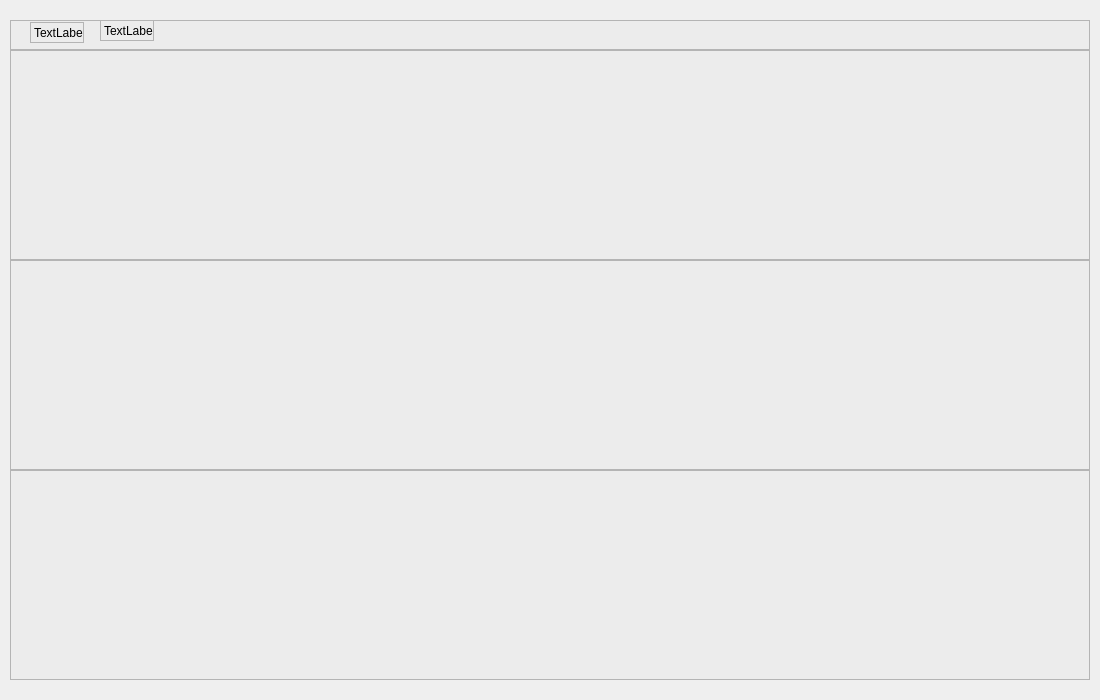
Above: UIModule/librarymanager.ui from zhangjianscc/ZMClient before the change. Below: the same form after it.
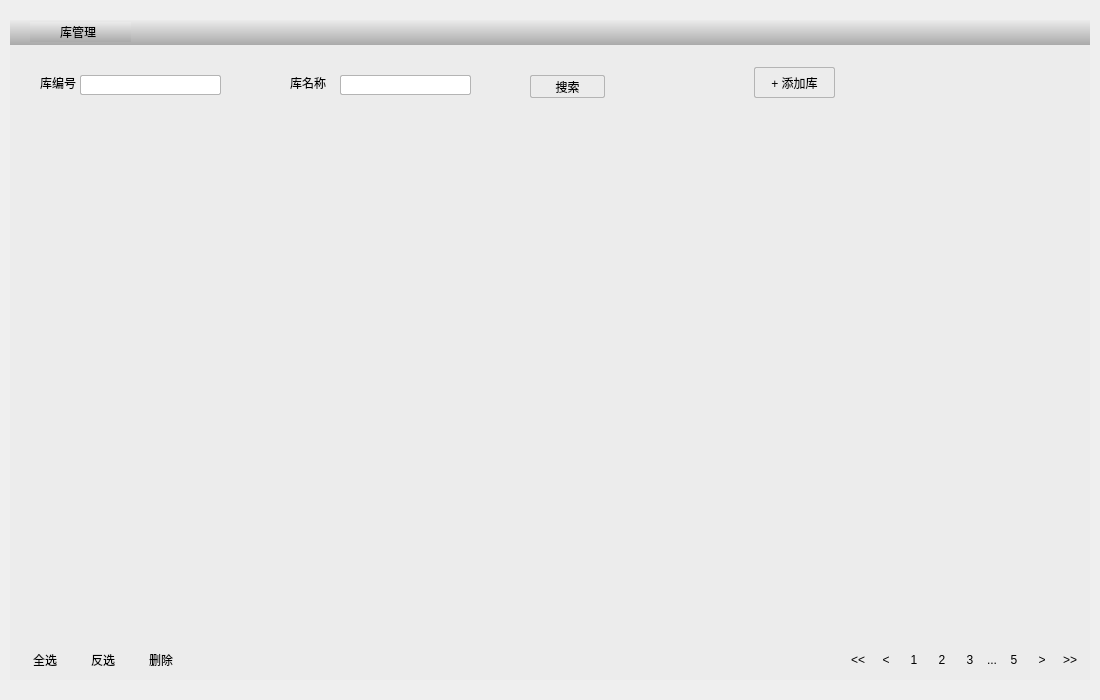
That is the form after the change. Icons and pictures are not drawn.

What changed in the file:
```diff
--- a/UIModule/librarymanager.ui
+++ b/UIModule/librarymanager.ui
@@ -32,7 +32,7 @@
    <item>
     <widget class="QWidget" name="widget" native="true">
      <property name="styleSheet">
-      <string notr="true">border:1px solid rgb(180,180,180);
+      <string notr="true">border:none;
 background:rgb(236,236,236)</string>
      </property>
      <layout class="QVBoxLayout" name="verticalLayout_2">
@@ -56,51 +56,574 @@
         <property name="minimumSize">
          <size>
           <width>0</width>
-          <height>30</height>
+          <height>25</height>
          </size>
         </property>
         <property name="maximumSize">
          <size>
           <width>16777215</width>
-          <height>30</height>
+          <height>25</height>
          </size>
         </property>
+        <property name="styleSheet">
+         <string notr="true">border-radius:0px;
+background-color: qlineargradient(spread:pad, x1:0, y1:0, x2:0, y2:1, stop:0 rgba(235, 235, 235, 255), stop:1 rgba(170, 170, 170, 255));</string>
+        </property>
         <widget class="QLabel" name="label">
          <property name="geometry">
           <rect>
            <x>20</x>
            <y>2</y>
-           <width>54</width>
-           <height>21</height>
+           <width>41</width>
+           <height>20</height>
           </rect>
          </property>
+         <property name="styleSheet">
+          <string notr="true">border:none</string>
+         </property>
          <property name="text">
-          <string>TextLabel</string>
+          <string/>
+         </property>
+         <property name="pixmap">
+          <pixmap resource="../Resouce.qrc">:/images/库管理小图标.png</pixmap>
          </property>
         </widget>
         <widget class="QLabel" name="label_2">
          <property name="geometry">
           <rect>
-           <x>90</x>
-           <y>0</y>
-           <width>54</width>
-           <height>21</height>
+           <x>50</x>
+           <y>2</y>
+           <width>71</width>
+           <height>20</height>
           </rect>
          </property>
+         <property name="styleSheet">
+          <string notr="true">border:none;
+font: 11pt &quot;黑体&quot;;</string>
+         </property>
          <property name="text">
-          <string>TextLabel</string>
+          <string>库管理</string>
          </property>
         </widget>
        </widget>
       </item>
       <item>
-       <widget class="QWidget" name="widget2" native="true"/>
+       <widget class="QWidget" name="widget2" native="true">
+        <property name="minimumSize">
+         <size>
+          <width>1080</width>
+          <height>70</height>
+         </size>
+        </property>
+        <property name="maximumSize">
+         <size>
+          <width>1080</width>
+          <height>70</height>
+         </size>
+        </property>
+        <property name="styleSheet">
+         <string notr="true">border:none</string>
+        </property>
+        <widget class="QLabel" name="label_3">
+         <property name="geometry">
+          <rect>
+           <x>30</x>
+           <y>30</y>
+           <width>41</width>
+           <height>16</height>
+          </rect>
+         </property>
+         <property name="text">
+          <string>库编号</string>
+         </property>
+        </widget>
+        <widget class="QLabel" name="label_4">
+         <property name="geometry">
+          <rect>
+           <x>280</x>
+           <y>30</y>
+           <width>41</width>
+           <height>16</height>
+          </rect>
+         </property>
+         <property name="text">
+          <string>库名称</string>
+         </property>
+        </widget>
+        <widget class="QLineEdit" name="m_editLibNumber">
+         <property name="geometry">
+          <rect>
+           <x>70</x>
+           <y>30</y>
+           <width>141</width>
+           <height>20</height>
+          </rect>
+         </property>
+         <property name="styleSheet">
+          <string notr="true">border:1px solid rgb(180,180,180);
+border-radius:2px;
+background-color:rgb(255,255,255)</string>
+         </property>
+        </widget>
+        <widget class="QLineEdit" name="m_editLibName">
+         <property name="geometry">
+          <rect>
+           <x>330</x>
+           <y>30</y>
+           <width>131</width>
+           <height>20</height>
+          </rect>
+         </property>
+         <property name="styleSheet">
+          <string notr="true">border:1px solid rgb(180,180,180);
+border-radius:2px;
+background-color:rgb(255,255,255)</string>
+         </property>
+        </widget>
+        <widget class="QPushButton" name="m_btnSearch">
+         <property name="geometry">
+          <rect>
+           <x>520</x>
+           <y>30</y>
+           <width>75</width>
+           <height>23</height>
+          </rect>
+         </property>
+         <property name="styleSheet">
+          <string notr="true">border:1px solid rgb(180,180,180);
+border-radius:2px;</string>
+         </property>
+         <property name="text">
+          <string>搜索</string>
+         </property>
+        </widget>
+        <widget class="QPushButton" name="m_btnAddLib">
+         <property name="geometry">
+          <rect>
+           <x>744</x>
+           <y>22</y>
+           <width>81</width>
+           <height>31</height>
+          </rect>
+         </property>
+         <property name="styleSheet">
+          <string notr="true">border:1px solid rgb(180,180,180);
+border-radius:2px;</string>
+         </property>
+         <property name="text">
+          <string>+ 添加库</string>
+         </property>
+        </widget>
+       </widget>
       </item>
       <item>
-       <widget class="QWidget" name="widget3" native="true"/>
+       <widget class="QTableWidget" name="m_table"/>
       </item>
       <item>
-       <widget class="QWidget" name="widget4" native="true"/>
+       <widget class="QWidget" name="widget3" native="true">
+        <property name="minimumSize">
+         <size>
+          <width>1080</width>
+          <height>40</height>
+         </size>
+        </property>
+        <property name="maximumSize">
+         <size>
+          <width>1080</width>
+          <height>40</height>
+         </size>
+        </property>
+        <property name="styleSheet">
+         <string notr="true">border:none</string>
+        </property>
+        <layout class="QHBoxLayout" name="horizontalLayout_2">
+         <property name="leftMargin">
+          <number>9</number>
+         </property>
+         <property name="topMargin">
+          <number>9</number>
+         </property>
+         <property name="rightMargin">
+          <number>9</number>
+         </property>
+         <property name="bottomMargin">
+          <number>9</number>
+         </property>
+         <item>
+          <widget class="QPushButton" name="m_btnSelectAll">
+           <property name="minimumSize">
+            <size>
+             <width>52</width>
+             <height>22</height>
+            </size>
+           </property>
+           <property name="maximumSize">
+            <size>
+             <width>52</width>
+             <height>22</height>
+            </size>
+           </property>
+           <property name="styleSheet">
+            <string notr="true">border:1px solid rgb(180,180,180);
+border-radius:2px;
+width:50;
+height:20;
+background-color: rgb(222, 222, 222);
+QPushButton{
+hover:background-color: rgb(41, 147, 207);
+pressed:background-color: rgb(41, 147, 207);
+}</string>
+           </property>
+           <property name="text">
+            <string>全选</string>
+           </property>
+          </widget>
+         </item>
+         <item>
+          <widget class="QPushButton" name="m_btnReSelectAll">
+           <property name="minimumSize">
+            <size>
+             <width>52</width>
+             <height>22</height>
+            </size>
+           </property>
+           <property name="maximumSize">
+            <size>
+             <width>52</width>
+             <height>22</height>
+            </size>
+           </property>
+           <property name="styleSheet">
+            <string notr="true">border:1px solid rgb(180,180,180);
+border-radius:2px;
+width:50;
+height:20;
+background-color: rgb(222, 222, 222);
+QPushButton{
+hover:background-color: rgb(41, 147, 207);
+pressed:background-color: rgb(41, 147, 207);
+}</string>
+           </property>
+           <property name="text">
+            <string>反选</string>
+           </property>
+          </widget>
+         </item>
+         <item>
+          <widget class="QPushButton" name="m_btnDelete">
+           <property name="minimumSize">
+            <size>
+             <width>52</width>
+             <height>22</height>
+            </size>
+           </property>
+           <property name="maximumSize">
+            <size>
+             <width>52</width>
+             <height>22</height>
+            </size>
+           </property>
+           <property name="styleSheet">
+            <string notr="true">border:1px solid rgb(180,180,180);
+border-radius:2px;
+width:50;
+height:20;
+background-color: rgb(222, 222, 222);
+QPushButton{
+hover:background-color: rgb(41, 147, 207);
+pressed:background-color: rgb(41, 147, 207);
+}</string>
+           </property>
+           <property name="text">
+            <string>删除</string>
+           </property>
+          </widget>
+         </item>
+         <item>
+          <spacer name="horizontalSpacer">
+           <property name="orientation">
+            <enum>Qt::Horizontal</enum>
+           </property>
+           <property name="sizeHint" stdset="0">
+            <size>
+             <width>625</width>
+             <height>20</height>
+            </size>
+           </property>
+          </spacer>
+         </item>
+         <item>
+          <widget class="QPushButton" name="m_btnPageFirst">
+           <property name="minimumSize">
+            <size>
+             <width>22</width>
+             <height>22</height>
+            </size>
+           </property>
+           <property name="maximumSize">
+            <size>
+             <width>22</width>
+             <height>22</height>
+            </size>
+           </property>
+           <property name="styleSheet">
+            <string notr="true">border:1px solid rgb(180,180,180);
+border-radius:2px;
+width:20;
+height:20;
+background-color: rgb(222, 222, 222);
+QPushButton{
+hover:background-color: rgb(41, 147, 207);
+pressed:background-color: rgb(41, 147, 207);
+}
+</string>
+           </property>
+           <property name="text">
+            <string>&lt;&lt;</string>
+           </property>
+          </widget>
+         </item>
+         <item>
+          <widget class="QPushButton" name="m_btnPagePre">
+           <property name="minimumSize">
+            <size>
+             <width>22</width>
+             <height>22</height>
+            </size>
+           </property>
+           <property name="maximumSize">
+            <size>
+             <width>22</width>
+             <height>22</height>
+            </size>
+           </property>
+           <property name="styleSheet">
+            <string notr="true">border:1px solid rgb(180,180,180);
+border-radius:2px;
+width:20;
+height:20;
+background-color: rgb(222, 222, 222);
+QPushButton{
+hover:background-color: rgb(41, 147, 207);
+pressed:background-color: rgb(41, 147, 207);
+}</string>
+           </property>
+           <property name="text">
+            <string>&lt;</string>
+           </property>
+          </widget>
+         </item>
+         <item>
+          <widget class="QPushButton" name="m_btnPageOne">
+           <property name="minimumSize">
+            <size>
+             <width>22</width>
+             <height>22</height>
+            </size>
+           </property>
+           <property name="maximumSize">
+            <size>
+             <width>22</width>
+             <height>22</height>
+            </size>
+           </property>
+           <property name="styleSheet">
+            <string notr="true">border:1px solid rgb(180,180,180);
+border-radius:2px;
+width:20;
+height:20;
+background-color: rgb(222, 222, 222);
+QPushButton{
+hover:background-color: rgb(41, 147, 207);
+pressed:background-color: rgb(41, 147, 207);
+}</string>
+           </property>
+           <property name="text">
+            <string>1</string>
+           </property>
+           <property name="checkable">
+            <bool>true</bool>
+           </property>
+          </widget>
+         </item>
+         <item>
+          <widget class="QPushButton" name="m_btnPageTwo">
+           <property name="minimumSize">
+            <size>
+             <width>22</width>
+             <height>22</height>
+            </size>
+           </property>
+           <property name="maximumSize">
+            <size>
+             <width>22</width>
+             <height>22</height>
+            </size>
+           </property>
+           <property name="styleSheet">
+            <string notr="true">border:1px solid rgb(180,180,180);
+border-radius:2px;
+width:20;
+height:20;
+background-color: rgb(222, 222, 222);
+QPushButton{
+hover:background-color: rgb(41, 147, 207);
+pressed:background-color: rgb(41, 147, 207);
+}</string>
+           </property>
+           <property name="text">
+            <string>2</string>
+           </property>
+           <property name="checkable">
+            <bool>true</bool>
+           </property>
+          </widget>
+         </item>
+         <item>
+          <widget class="QPushButton" name="m_btnPageThree">
+           <property name="minimumSize">
+            <size>
+             <width>22</width>
+             <height>22</height>
+            </size>
+           </property>
+           <property name="maximumSize">
+            <size>
+             <width>22</width>
+             <height>22</height>
+            </size>
+           </property>
+           <property name="styleSheet">
+            <string notr="true">border:1px solid rgb(180,180,180);
+border-radius:2px;
+width:20;
+height:20;
+background-color: rgb(222, 222, 222);
+QPushButton{
+hover:background-color: rgb(41, 147, 207);
+pressed:background-color: rgb(41, 147, 207);
+}</string>
+           </property>
+           <property name="text">
+            <string>3</string>
+           </property>
+           <property name="checkable">
+            <bool>true</bool>
+           </property>
+          </widget>
+         </item>
+         <item>
+          <widget class="QLabel" name="m_labelPage">
+           <property name="styleSheet">
+            <string notr="true">font: 14pt &quot;黑体&quot;;
+border:none</string>
+           </property>
+           <property name="text">
+            <string>...</string>
+           </property>
+          </widget>
+         </item>
+         <item>
+          <widget class="QPushButton" name="m_btnPageFive">
+           <property name="minimumSize">
+            <size>
+             <width>22</width>
+             <height>22</height>
+            </size>
+           </property>
+           <property name="maximumSize">
+            <size>
+             <width>22</width>
+             <height>22</height>
+            </size>
+           </property>
+           <property name="styleSheet">
+            <string notr="true">border:1px solid rgb(180,180,180);
+border-radius:2px;
+width:20;
+height:20;
+background-color: rgb(222, 222, 222);
+QPushButton{
+hover:background-color: rgb(41, 147, 207);
+pressed:background-color: rgb(41, 147, 207);
+}</string>
+           </property>
+           <property name="text">
+            <string>5</string>
+           </property>
+           <property name="checkable">
+            <bool>true</bool>
+           </property>
+          </widget>
+         </item>
+         <item>
+          <widget class="QPushButton" name="m_btnPageNext">
+           <property name="minimumSize">
+            <size>
+             <width>22</width>
+             <height>22</height>
+            </size>
+           </property>
+           <property name="maximumSize">
+            <size>
+             <width>22</width>
+             <height>22</height>
+            </size>
+           </property>
+           <property name="styleSheet">
+            <string notr="true">border:1px solid rgb(180,180,180);
+border-radius:2px;
+width:20;
+height:20;
+background-color: rgb(222, 222, 222);
+QPushButton{
+hover:background-color: rgb(41, 147, 207);
+pressed:background-color: rgb(41, 147, 207);
+}</string>
+           </property>
+           <property name="text">
+            <string>&gt;</string>
+           </property>
+          </widget>
+         </item>
+         <item>
+          <widget class="QPushButton" name="m_btnPageLast">
+           <property name="sizePolicy">
+            <sizepolicy hsizetype="Fixed" vsizetype="Fixed">
+             <horstretch>0</horstretch>
+             <verstretch>0</verstretch>
+            </sizepolicy>
+           </property>
+           <property name="minimumSize">
+            <size>
+             <width>22</width>
+             <height>22</height>
+            </size>
+           </property>
+           <property name="maximumSize">
+            <size>
+             <width>22</width>
+             <height>22</height>
+            </size>
+           </property>
+           <property name="styleSheet">
+            <string notr="true">border:1px solid rgb(180,180,180);
+border-radius:2px;
+width:20;
+height:20;
+background-color: rgb(222, 222, 222);
+QPushButton{
+hover:background-color: rgb(41, 147, 207);
+pressed:background-color: rgb(41, 147, 207);
+}</string>
+           </property>
+           <property name="text">
+            <string>&gt;&gt;</string>
+           </property>
+          </widget>
+         </item>
+        </layout>
+       </widget>
       </item>
      </layout>
     </widget>
```
Left out of the diff: 4 changed lines with no effect on the pictures.
